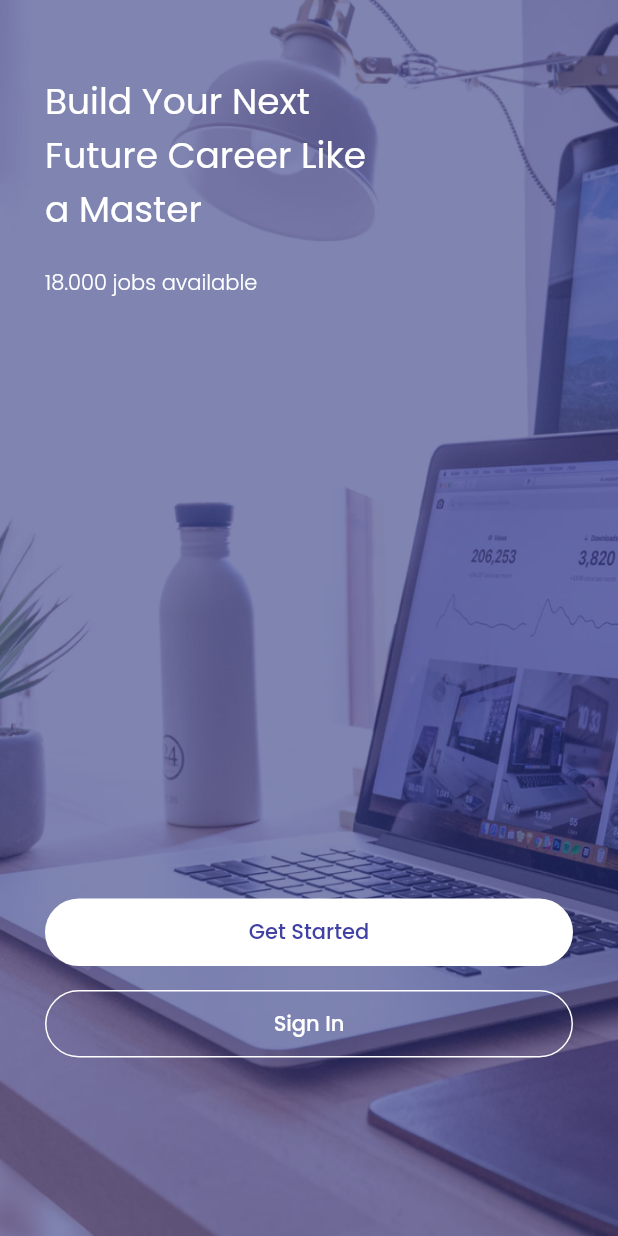
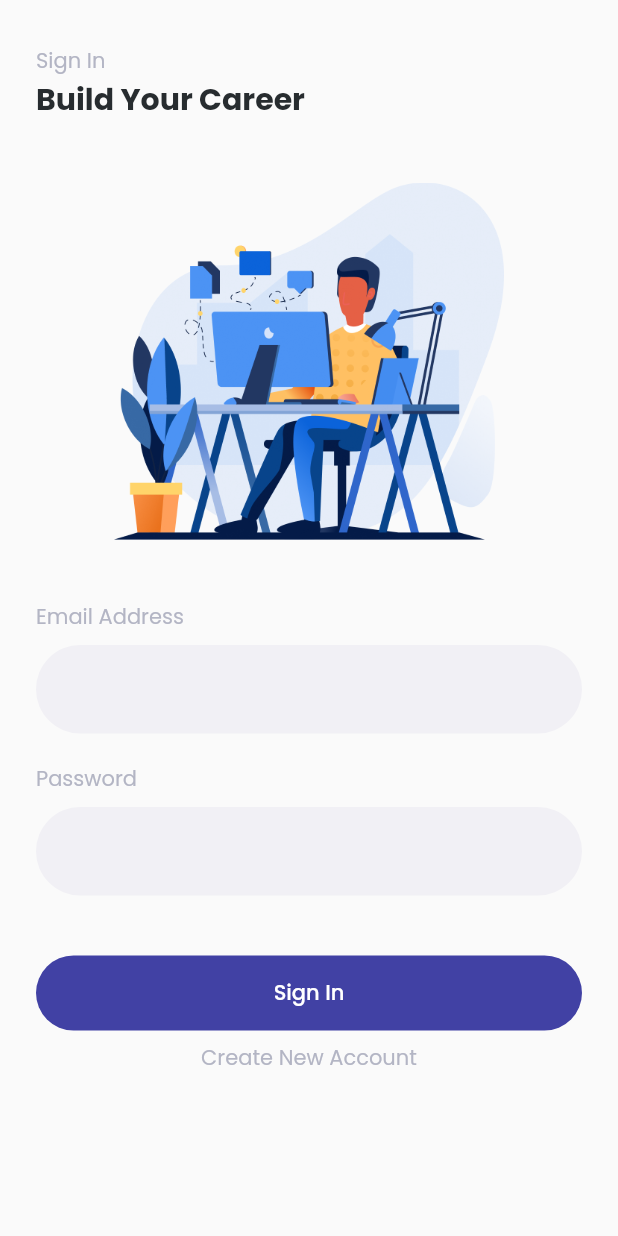
Before and after one commit to algonacci/Jobbies_App, a Flutter app: the screen it shows after launch, after a tap on "Sign In", on a phone screen of 412 x 824 dp. Run offline on Flutter 3.47's test engine with Material 2 defaults, Android fonts, the light colour scheme and no system bars; our stand-ins replace google_fonts.

Commit message:
slicing onboarding and sign-in page

```diff
--- a/lib/pages/onboarding_page.dart
+++ b/lib/pages/onboarding_page.dart
@@ -1,5 +1,6 @@
 import 'package:flutter/material.dart';
 import 'package:google_fonts/google_fonts.dart';
+import 'package:jobbies_app/pages/sign_in_page.dart';
 import 'package:jobbies_app/theme.dart';
 
 class OnboardingPage extends StatelessWidget {
@@ -44,7 +45,7 @@ class OnboardingPage extends StatelessWidget {
                     fontWeight: FontWeight.w300,
                   ),
                 ),
-                SizedBox(height: 400),
+                const SizedBox(height: 400),
                 Center(
                   child: Container(
                     width: 400,
@@ -66,21 +67,28 @@ class OnboardingPage extends StatelessWidget {
                     ),
                   ),
                 ),
-                SizedBox(height: 16),
+                const SizedBox(height: 16),
                 Center(
                   child: Container(
                     width: 400,
                     height: 45,
                     child: OutlinedButton(
                       style: OutlinedButton.styleFrom(
-                        side: BorderSide(
+                        side: const BorderSide(
                           color: Colors.white,
                         ),
                         shape: RoundedRectangleBorder(
                           borderRadius: BorderRadius.circular(25),
                         ),
                       ),
-                      onPressed: () {},
+                      onPressed: () {
+                        Navigator.push(
+                          context,
+                          MaterialPageRoute(
+                            builder: (context) => SignInPage(),
+                          ),
+                        );
+                      },
                       child: Text(
                         'Sign In',
                         style: whiteTextStyle.copyWith(
--- /dev/null
+++ b/lib/pages/sign_in_page.dart
@@ -0,0 +1,132 @@
+import 'package:flutter/material.dart';
+import 'package:jobbies_app/theme.dart';
+
+class SignInPage extends StatefulWidget {
+  const SignInPage({Key key}) : super(key: key);
+
+  @override
+  State<SignInPage> createState() => _SignInPageState();
+}
+
+class _SignInPageState extends State<SignInPage> {
+  @override
+  Widget build(BuildContext context) {
+    return MaterialApp(
+      home: SafeArea(
+        child: Scaffold(
+          body: Padding(
+            padding: const EdgeInsets.symmetric(
+              horizontal: defaultMargin,
+              vertical: 30,
+            ),
+            child: Column(
+              crossAxisAlignment: CrossAxisAlignment.start,
+              children: [
+                Text(
+                  'Sign In',
+                  style: greyTextStyle,
+                ),
+                Text(
+                  'Build Your Career',
+                  style: blackTextStyle.copyWith(
+                    fontWeight: bold,
+                    fontSize: 20,
+                  ),
+                ),
+                SizedBox(height: 40),
+                Center(
+                  child: Column(
+                    children: [
+                      Image.asset(
+                        'assets/illustration1.png',
+                        width: 260,
+                        height: 240,
+                      ),
+                    ],
+                  ),
+                ),
+                SizedBox(height: 40),
+                Column(
+                  crossAxisAlignment: CrossAxisAlignment.start,
+                  children: [
+                    Text(
+                      'Email Address',
+                      style: greyTextStyle,
+                    ),
+                    SizedBox(height: 8),
+                    TextFormField(
+                      decoration: InputDecoration(
+                        fillColor: Color(0xffF1F0F5),
+                        filled: true,
+                        enabledBorder: OutlineInputBorder(
+                          borderRadius: BorderRadius.circular(50),
+                          borderSide: BorderSide.none,
+                        ),
+                        focusedBorder: OutlineInputBorder(
+                          borderRadius: BorderRadius.circular(50),
+                          borderSide: BorderSide.none,
+                        ),
+                      ),
+                    ),
+                  ],
+                ),
+                SizedBox(height: 20),
+                Column(
+                  crossAxisAlignment: CrossAxisAlignment.start,
+                  children: [
+                    Text(
+                      'Password',
+                      style: greyTextStyle,
+                    ),
+                    SizedBox(height: 8),
+                    TextFormField(
+                      decoration: InputDecoration(
+                        fillColor: Color(0xffF1F0F5),
+                        filled: true,
+                        enabledBorder: OutlineInputBorder(
+                          borderRadius: BorderRadius.circular(50),
+                          borderSide: BorderSide.none,
+                        ),
+                        focusedBorder: OutlineInputBorder(
+                          borderRadius: BorderRadius.circular(50),
+                          borderSide: BorderSide.none,
+                        ),
+                      ),
+                    ),
+                  ],
+                ),
+                SizedBox(height: 40),
+                Container(
+                  width: 400,
+                  height: 50,
+                  child: TextButton(
+                    onPressed: () {},
+                    child: Text(
+                      'Sign In',
+                      style: whiteTextStyle.copyWith(
+                        fontWeight: FontWeight.w500,
+                      ),
+                    ),
+                    style: TextButton.styleFrom(
+                      backgroundColor: primaryColor,
+                      shape: RoundedRectangleBorder(
+                        borderRadius: BorderRadius.circular(50),
+                      ),
+                    ),
+                  ),
+                ),
+                SizedBox(height: 8),
+                Center(
+                  child: Text(
+                    'Create New Account',
+                    style: greyTextStyle,
+                  ),
+                )
+              ],
+            ),
+          ),
+        ),
+      ),
+    );
+  }
+}
--- a/pubspec.yaml
+++ b/pubspec.yaml
@@ -15,6 +15,7 @@ dependencies:
     sdk: flutter
   cupertino_icons: ^1.0.2
   google_fonts: ^2.0.0
+  email_validator: ^2.0.1
 
 dev_dependencies:
   flutter_test:
```
Also changed, not shown: assets/illustration1.png (added), pubspec.lock.
